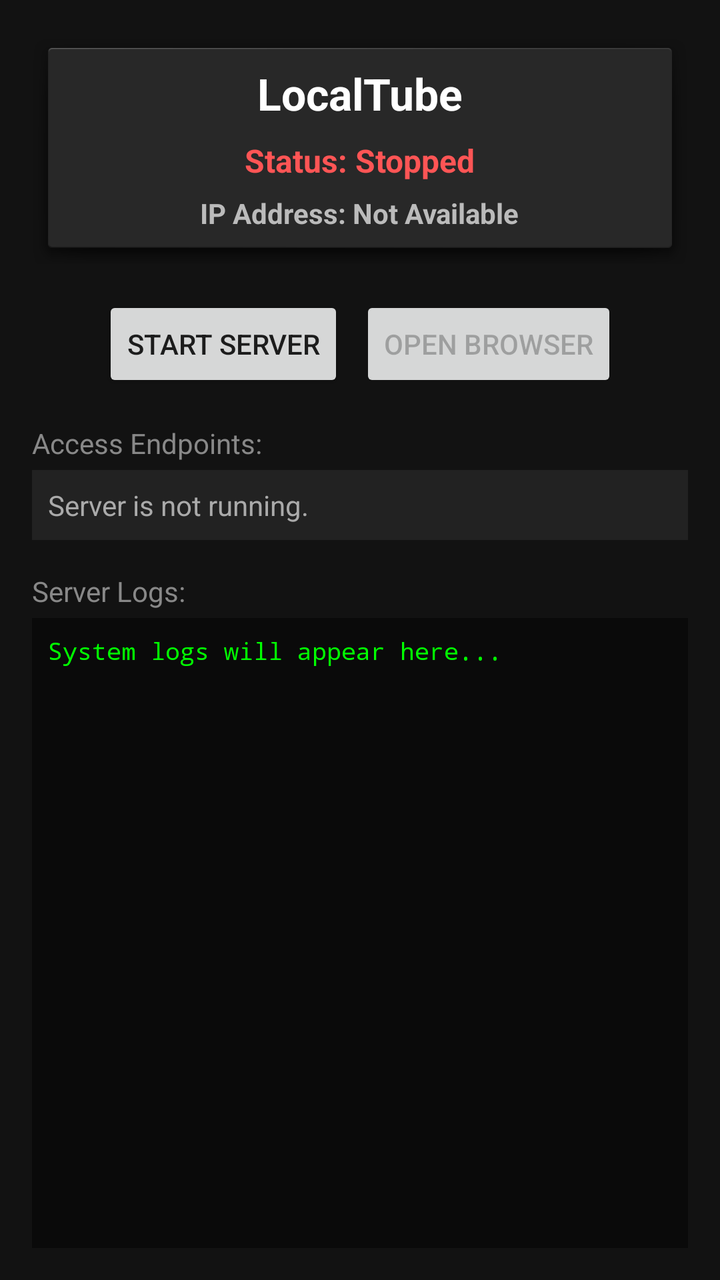
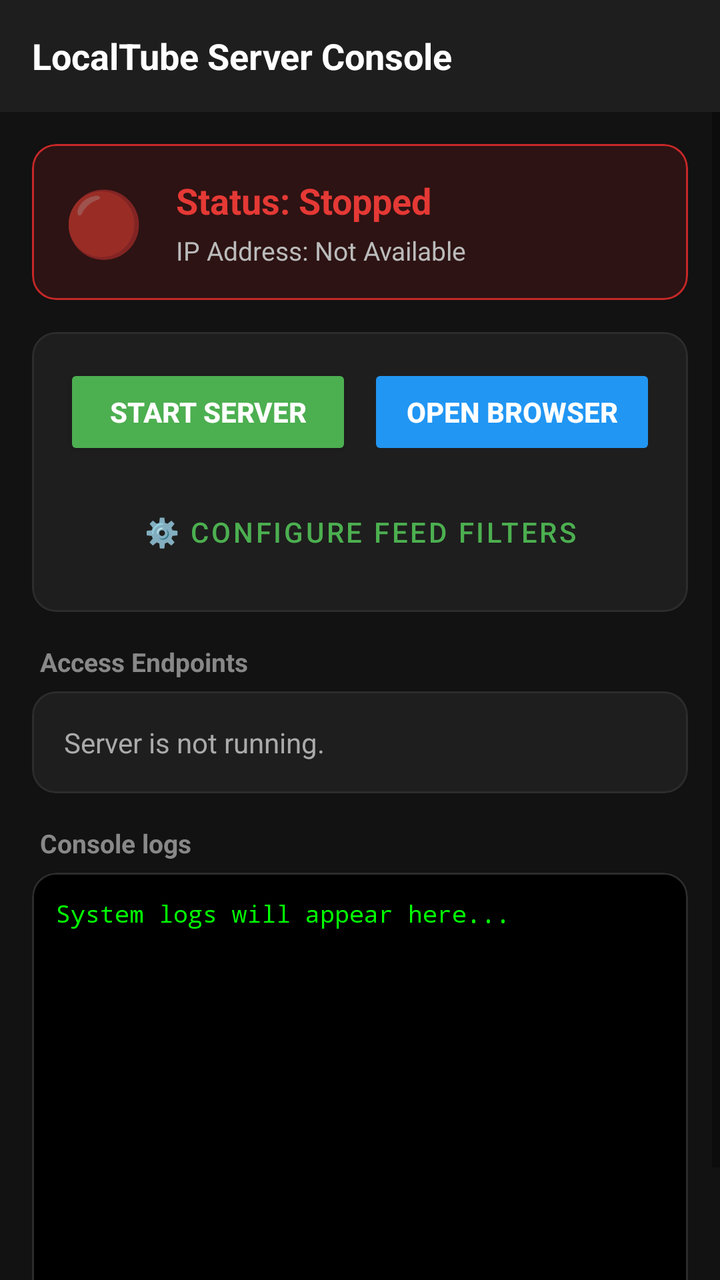

An Android layout rendered at two revisions. The XML below is the earlier revision; the diff shows what the commit changed to produce the second picture.
<!-- AndroidManifest.xml: application theme Theme.LocalMediaServer -->
<!-- res/layout/activity_main.xml -->
<?xml version="1.0" encoding="utf-8"?>
<LinearLayout xmlns:android="http://schemas.android.com/apk/res/android"
    android:layout_width="match_parent"
    android:layout_height="match_parent"
    android:orientation="vertical"
    android:padding="16dp"
    android:background="#121212">

    
    <LinearLayout
        android:layout_width="match_parent"
        android:layout_height="wrap_content"
        android:orientation="vertical"
        android:padding="16dp"
        android:layout_marginBottom="16dp"
        android:background="@android:drawable/dialog_holo_dark_frame">

        <TextView
            android:layout_width="wrap_content"
            android:layout_height="wrap_content"
            android:text="LocalTube"
            android:textColor="#FFFFFF"
            android:textSize="22sp"
            android:textStyle="bold"
            android:layout_gravity="center_horizontal"/>

        <TextView
            android:id="@+id/text_status"
            android:layout_width="wrap_content"
            android:layout_height="wrap_content"
            android:text="Status: Stopped"
            android:textColor="#FF5555"
            android:textSize="16sp"
            android:layout_marginTop="8dp"
            android:layout_gravity="center_horizontal"
            android:textStyle="bold"/>

        <TextView
            android:id="@+id/text_ip_address"
            android:layout_width="wrap_content"
            android:layout_height="wrap_content"
            android:text="IP Address: Not Available"
            android:textColor="#BBBBBB"
            android:textSize="14sp"
            android:layout_marginTop="6dp"
            android:layout_gravity="center_horizontal"
            android:textStyle="bold"/>
    </LinearLayout>

    
    <LinearLayout
        android:layout_width="match_parent"
        android:layout_height="wrap_content"
        android:orientation="horizontal"
        android:gravity="center"
        android:layout_marginBottom="16dp">

        <Button
            android:id="@+id/btn_toggle"
            android:layout_width="wrap_content"
            android:layout_height="wrap_content"
            android:text="Start Server"
            android:layout_marginEnd="8dp" />

        <Button
            android:id="@+id/btn_open_browser"
            android:layout_width="wrap_content"
            android:layout_height="wrap_content"
            android:text="Open Browser"
            android:enabled="false" />
    </LinearLayout>

    
    <TextView
        android:layout_width="wrap_content"
        android:layout_height="wrap_content"
        android:text="Access Endpoints:"
        android:textColor="#888888"
        android:textSize="14sp"
        android:layout_marginBottom="4dp"/>

    <TextView
        android:id="@+id/text_urls"
        android:layout_width="match_parent"
        android:layout_height="wrap_content"
        android:text="Server is not running."
        android:textColor="#AAAAAA"
        android:textSize="14sp"
        android:padding="8dp"
        android:layout_marginBottom="16dp"
        android:background="#222222" />

    
    <TextView
        android:layout_width="wrap_content"
        android:layout_height="wrap_content"
        android:text="Server Logs:"
        android:textColor="#888888"
        android:textSize="14sp"
        android:layout_marginBottom="4dp"/>

    <ScrollView
        android:layout_width="match_parent"
        android:layout_height="0dp"
        android:layout_weight="1"
        android:background="#0A0A0A"
        android:padding="8dp">

        <TextView
            android:id="@+id/text_logs"
            android:layout_width="match_parent"
            android:layout_height="wrap_content"
            android:text="System logs will appear here...\n"
            android:textColor="#00FF00"
            android:textSize="12sp"
            android:typeface="monospace"/>
    </ScrollView>

</LinearLayout>
<!-- resources referenced by this layout -->
<resources>
  <style name="Theme.LocalMediaServer" parent="Theme.AppCompat.DayNight.NoActionBar">
          <item name="colorPrimary">@color/purple_500</item>
          <item name="colorPrimaryDark">@color/purple_700</item>
          <item name="colorAccent">@color/teal_200</item>
      </style>
  <color name="purple_500">#FF6200EE</color>
  <color name="purple_700">#FF3700B3</color>
  <color name="teal_200">#FF03DAC5</color>
</resources>

<!-- the commit's change to res/layout/activity_main.xml (unified diff, before → after) -->
@@ -1,119 +1,220 @@
 <?xml version="1.0" encoding="utf-8"?>
 <LinearLayout xmlns:android="http://schemas.android.com/apk/res/android"
+    xmlns:app="http://schemas.android.com/apk/res-auto"
     android:layout_width="match_parent"
     android:layout_height="match_parent"
     android:orientation="vertical"
-    android:padding="16dp"
     android:background="#121212">
 
     
     <LinearLayout
         android:layout_width="match_parent"
-        android:layout_height="wrap_content"
-        android:orientation="vertical"
-        android:padding="16dp"
-        android:layout_marginBottom="16dp"
-        android:background="@android:drawable/dialog_holo_dark_frame">
+        android:layout_height="?android:attr/actionBarSize"
+        android:orientation="horizontal"
+        android:gravity="center_vertical"
+        android:paddingHorizontal="16dp"
+        android:background="#1E1E1E">
 
         <TextView
             android:layout_width="wrap_content"
             android:layout_height="wrap_content"
-            android:text="LocalTube"
+            android:text="LocalTube Server Console"
             android:textColor="#FFFFFF"
-            android:textSize="22sp"
-            android:textStyle="bold"
-            android:layout_gravity="center_horizontal"/>
-
-        <TextView
-            android:id="@+id/text_status"
-            android:layout_width="wrap_content"
-            android:layout_height="wrap_content"
-            android:text="Status: Stopped"
-            android:textColor="#FF5555"
-            android:textSize="16sp"
-            android:layout_marginTop="8dp"
-            android:layout_gravity="center_horizontal"
-            android:textStyle="bold"/>
-
-        <TextView
-            android:id="@+id/text_ip_address"
-            android:layout_width="wrap_content"
-            android:layout_height="wrap_content"
-            android:text="IP Address: Not Available"
-            android:textColor="#BBBBBB"
-            android:textSize="14sp"
-            android:layout_marginTop="6dp"
-            android:layout_gravity="center_horizontal"
+            android:textSize="18sp"
             android:textStyle="bold"/>
     </LinearLayout>
-
-    
-    <LinearLayout
-        android:layout_width="match_parent"
-        android:layout_height="wrap_content"
-        android:orientation="horizontal"
-        android:gravity="center"
-        android:layout_marginBottom="16dp">
-
-        <Button
-            android:id="@+id/btn_toggle"
-            android:layout_width="wrap_content"
-            android:layout_height="wrap_content"
-            android:text="Start Server"
-            android:layout_marginEnd="8dp" />
-
-        <Button
-            android:id="@+id/btn_open_browser"
-            android:layout_width="wrap_content"
-            android:layout_height="wrap_content"
-            android:text="Open Browser"
-            android:enabled="false" />
-    </LinearLayout>
-
-    
-    <TextView
-        android:layout_width="wrap_content"
-        android:layout_height="wrap_content"
-        android:text="Access Endpoints:"
-        android:textColor="#888888"
-        android:textSize="14sp"
-        android:layout_marginBottom="4dp"/>
-
-    <TextView
-        android:id="@+id/text_urls"
-        android:layout_width="match_parent"
-        android:layout_height="wrap_content"
-        android:text="Server is not running."
-        android:textColor="#AAAAAA"
-        android:textSize="14sp"
-        android:padding="8dp"
-        android:layout_marginBottom="16dp"
-        android:background="#222222" />
-
-    
-    <TextView
-        android:layout_width="wrap_content"
-        android:layout_height="wrap_content"
-        android:text="Server Logs:"
-        android:textColor="#888888"
-        android:textSize="14sp"
-        android:layout_marginBottom="4dp"/>
 
     <ScrollView
         android:layout_width="match_parent"
         android:layout_height="0dp"
         android:layout_weight="1"
-        android:background="#0A0A0A"
-        android:padding="8dp">
-
-        <TextView
-            android:id="@+id/text_logs"
+        android:fillViewport="true">
+
+        <LinearLayout
             android:layout_width="match_parent"
             android:layout_height="wrap_content"
-            android:text="System logs will appear here...\n"
-            android:textColor="#00FF00"
-            android:textSize="12sp"
-            android:typeface="monospace"/>
+            android:orientation="vertical"
+            android:padding="16dp">
+
+            
+            <com.google.android.material.card.MaterialCardView
+                android:id="@+id/card_status"
+                android:layout_width="match_parent"
+                android:layout_height="wrap_content"
+                app:cardBackgroundColor="#2D1313"
+                app:strokeColor="#C62828"
+                app:strokeWidth="1dp"
+                app:cardCornerRadius="12dp"
+                android:layout_marginBottom="16dp">
+
+                <LinearLayout
+                    android:layout_width="match_parent"
+                    android:layout_height="wrap_content"
+                    android:orientation="horizontal"
+                    android:padding="16dp"
+                    android:gravity="center_vertical">
+
+                    <TextView
+                        android:id="@+id/status_indicator"
+                        android:layout_width="wrap_content"
+                        android:layout_height="wrap_content"
+                        android:text="🔴"
+                        android:textSize="32sp"
+                        android:layout_marginEnd="16dp"/>
+
+                    <LinearLayout
+                        android:layout_width="0dp"
+                        android:layout_height="wrap_content"
+                        android:layout_weight="1"
+                        android:orientation="vertical">
+
+                        <TextView
+                            android:id="@+id/text_status"
+                            android:layout_width="wrap_content"
+                            android:layout_height="wrap_content"
+                            android:text="Status: Stopped"
+                            android:textColor="#E53935"
+                            android:textSize="18sp"
+                            android:textStyle="bold"/>
+
+                        <TextView
+                            android:id="@+id/text_ip_address"
+                            android:layout_width="wrap_content"
+                            android:layout_height="wrap_content"
+                            android:text="IP Address: Not Available"
+                            android:textColor="#BBBBBB"
+                            android:textSize="13sp"
+                            android:layout_marginTop="4dp"/>
+                    </LinearLayout>
+                </LinearLayout>
+            </com.google.android.material.card.MaterialCardView>
+
+            
+            <com.google.android.material.card.MaterialCardView
+                android:layout_width="match_parent"
+                android:layout_height="wrap_content"
+                app:cardBackgroundColor="#1E1E1E"
+                app:cardCornerRadius="12dp"
+                app:strokeColor="#2C2C2C"
+                app:strokeWidth="1dp"
+                android:layout_marginBottom="16dp">
+
+                <LinearLayout
+                    android:layout_width="match_parent"
+                    android:layout_height="wrap_content"
+                    android:orientation="vertical"
+                    android:padding="16dp">
+
+                    <LinearLayout
+                        android:layout_width="match_parent"
+                        android:layout_height="wrap_content"
+                        android:orientation="horizontal">
+
+                        <Button
+                            android:id="@+id/btn_toggle"
+                            android:layout_width="0dp"
+                            android:layout_height="wrap_content"
+                            android:layout_weight="1"
+                            android:text="Start Server"
+                            android:textColor="#FFFFFF"
+                            android:backgroundTint="#4CAF50"
+                            android:textSize="14sp"
+                            android:textStyle="bold"
+                            android:layout_marginEnd="8dp"/>
+
+                        <Button
+                            android:id="@+id/btn_open_browser"
+                            android:layout_width="0dp"
+                            android:layout_height="wrap_content"
+                            android:layout_weight="1"
+                            android:text="Open Browser"
+                            android:textColor="#FFFFFF"
+                            android:backgroundTint="#2196F3"
+                            android:textSize="14sp"
+                            android:textStyle="bold"
+                            android:enabled="false"/>
+                    </LinearLayout>
+
+                    <Button
+                        android:id="@+id/btn_settings"
+                        style="@style/Widget.MaterialComponents.Button.OutlinedButton"
+                        android:layout_width="match_parent"
+                        android:layout_height="wrap_content"
+                        android:text="⚙️ Configure Feed Filters"
+                        android:textColor="#4CAF50"
+                        app:strokeColor="#4CAF50"
+                        android:layout_marginTop="12dp"/>
+                </LinearLayout>
+            </com.google.android.material.card.MaterialCardView>
+
+            
+            <TextView
+                android:layout_width="wrap_content"
+                android:layout_height="wrap_content"
+                android:text="Access Endpoints"
+                android:textColor="#888888"
+                android:textSize="13sp"
+                android:textStyle="bold"
+                android:layout_marginBottom="6dp"
+                android:layout_marginStart="4dp"/>
+
+            <com.google.android.material.card.MaterialCardView
+                android:layout_width="match_parent"
+                android:layout_height="wrap_content"
+                app:cardBackgroundColor="#1E1E1E"
+                app:cardCornerRadius="12dp"
+                app:strokeColor="#2C2C2C"
+                app:strokeWidth="1dp"
+                android:layout_marginBottom="16dp">
+
+                <TextView
+                    android:id="@+id/text_urls"
+                    android:layout_width="match_parent"
+                    android:layout_height="wrap_content"
+                    android:text="Server is not running."
+                    android:textColor="#AAAAAA"
+                    android:textSize="14sp"
+                    android:padding="16dp"
+                    android:lineSpacingMultiplier="1.2"/>
+            </com.google.android.material.card.MaterialCardView>
+
+            
+            <TextView
+                android:layout_width="wrap_content"
+                android:layout_height="wrap_content"
+                android:text="Console logs"
+                android:textColor="#888888"
+                android:textSize="13sp"
+                android:textStyle="bold"
+                android:layout_marginBottom="6dp"
+                android:layout_marginStart="4dp"/>
+
+            <com.google.android.material.card.MaterialCardView
+                android:layout_width="match_parent"
+                android:layout_height="250dp"
+                app:cardBackgroundColor="#000000"
+                app:cardCornerRadius="12dp"
+                app:strokeColor="#2C2C2C"
+                app:strokeWidth="1dp">
+
+                <ScrollView
+                    android:layout_width="match_parent"
+                    android:layout_height="match_parent"
+                    android:padding="12dp">
+
+                    <TextView
+                        android:id="@+id/text_logs"
+                        android:layout_width="match_parent"
+                        android:layout_height="wrap_content"
+                        android:text="System logs will appear here...\n"
+                        android:textColor="#00FF00"
+                        android:textSize="12sp"
+                        android:typeface="monospace"
+                        android:lineSpacingMultiplier="1.1"/>
+                </ScrollView>
+            </com.google.android.material.card.MaterialCardView>
+
+        </LinearLayout>
     </ScrollView>
 
 </LinearLayout>
<!-- resource entries referenced after the edit -->
@@ -1,12 +1,9 @@
 <!-- resources referenced by this layout -->
 <resources>
-  <style name="Theme.LocalMediaServer" parent="Theme.AppCompat.DayNight.NoActionBar">
-          <item name="colorPrimary">@color/purple_500</item>
-          <item name="colorPrimaryDark">@color/purple_700</item>
-          <item name="colorAccent">@color/teal_200</item>
+  <style name="Theme.LocalMediaServer" parent="Theme.MaterialComponents.DayNight.NoActionBar">
+          <item name="colorPrimary">#4CAF50</item>
+          <item name="colorPrimaryDark">#388E3C</item>
+          <item name="colorAccent">#4CAF50</item>
       </style>
-  <color name="purple_500">#FF6200EE</color>
-  <color name="purple_700">#FF3700B3</color>
-  <color name="teal_200">#FF03DAC5</color>
 </resources>
 
